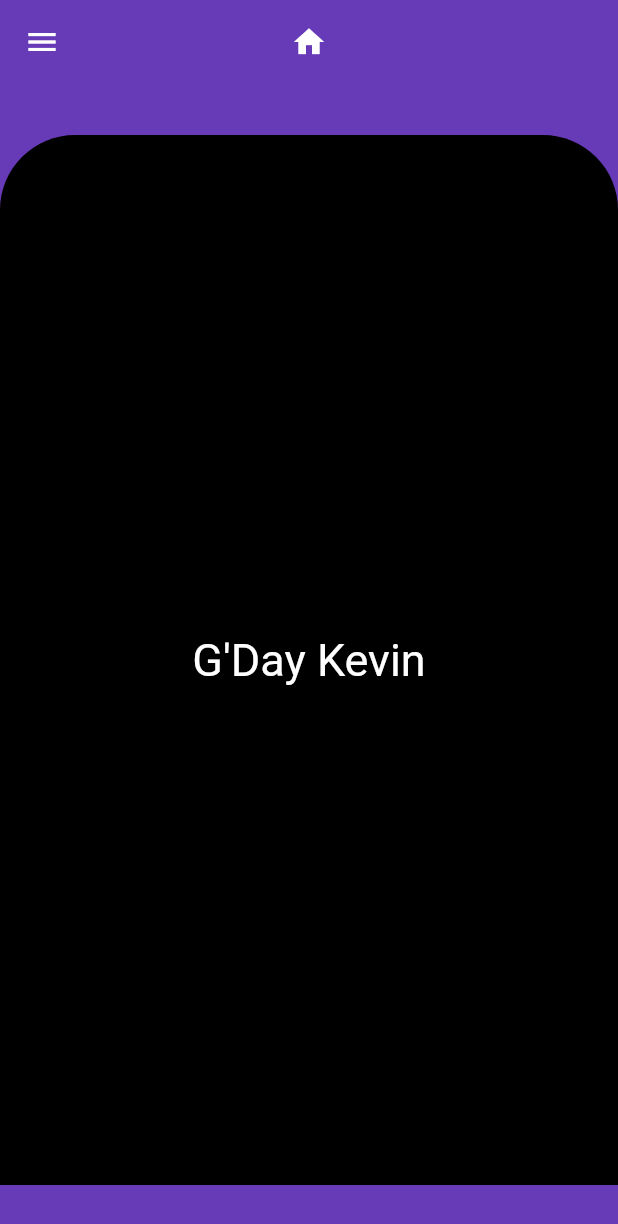
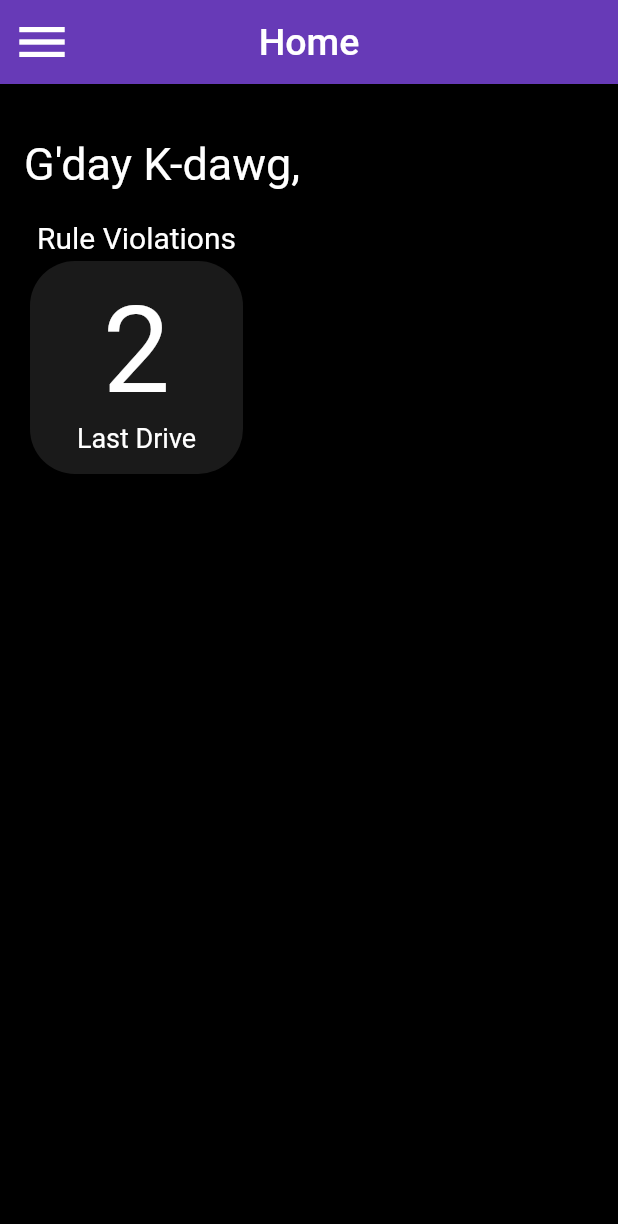
Before and after one commit to Kevin-Au-Duong/DACCKSCAM-DECO3801-S2-2022-UQ, a Flutter app: the Home screen opened by its route, on a phone screen of 412 x 824 dp. Shown: the top 1224 px of the screen. Run offline on Flutter 3.47's test engine with Material 2 defaults, Android fonts, the phone set to English and light mode, and no system bars.

Commit message:
Implemented the first card in homepage.

```diff
--- a/lib/Helper/globals.dart
+++ b/lib/Helper/globals.dart
@@ -1,3 +1,17 @@
 library frontend.globals;
 
-String? name = 'Kevin';
+String? name = 'K-dawg';
+
+int numViolations = 2;
+
+var violations = <Map>[violation1, violation2];
+
+Map violation1 = {'Rule Violation': 'Stop Sign',
+  'Description': 'Failure to Stop',
+  'Severity': 'Major',
+  'Consequences': -100};
+
+Map violation2 = {'Rule Violation': 'Speeding',
+  'Description': '90 in 80 Zone (9/s)',
+  'Severity': 'Major',
+  'Consequences': -90};
--- a/lib/Pages/home.dart
+++ b/lib/Pages/home.dart
@@ -1,5 +1,6 @@
 import 'package:flutter/material.dart';
 import 'package:frontend/Helper/globals.dart' as globals;
+final _scaffoldKey = GlobalKey<ScaffoldState>();
 
 
 class Home extends StatelessWidget {
@@ -7,15 +8,21 @@ class Home extends StatelessWidget {
   @override
   Widget build(BuildContext context) {
     return Scaffold(
+      key: _scaffoldKey,
       appBar: AppBar(
         backgroundColor: Colors.deepPurple,
         centerTitle: true,
-        elevation: 0,
-        title: IconButton(
-          icon: const Icon(Icons.home),
-          onPressed: () {
-            //Navigator.pushNamedAndRemoveUntil(context, '/home', (_) => false);
-          },
+        //elevation: 0,
+        leading: IconButton(
+          icon: const Icon(Icons.menu, size: 40), // change this size and style
+          onPressed: () => _scaffoldKey.currentState?.openDrawer(),
+        ),
+        title: const Text(
+          'Home',
+          style: TextStyle(
+            fontSize: 25,
+            color: Colors.white,
+          )
         ),
       ),
       drawer: Drawer(
@@ -49,6 +56,7 @@ class Home extends StatelessWidget {
                     ),
                   ),
                   onTap: () {
+                    Navigator.pop(context);
                     Navigator.pushNamed(context, '/settings');
                   },
                   tileColor: Colors.deepPurpleAccent,
@@ -58,10 +66,9 @@ class Home extends StatelessWidget {
           )
       ),
       // body: const Text("DAACKS"), backgroundColor: Colors.deepPurple,
-      body: const HomeBody(), backgroundColor: Colors.deepPurple,
+      body: const HomeBody(), backgroundColor: Colors.black,
     );
   }
-
 }
 
 class HomeBody extends StatefulWidget {
@@ -72,23 +79,76 @@ class HomeBody extends StatefulWidget {
 
 class _HomeBodyState extends State<HomeBody> {
 
-  static String? name = globals.name;
+  String? name = globals.name;
+  int numViolations = globals.violations.length;
+
   @override
   Widget build(BuildContext context) {
-    return Center(child: Container(
-      alignment: Alignment.center,
-      height: 700,
-      width: 500,
-      decoration: const BoxDecoration(
-          color: Colors.black,
-          borderRadius: BorderRadius.only(
-              topLeft: Radius.circular(50), topRight: Radius.circular(50)
+    return Padding(
+      padding: const EdgeInsets.all(16.0),
+      child: Column(
+        children: [
+          Padding(
+            padding: const EdgeInsets.only(top: 20.0, bottom: 20),
+            child: Row(
+              children: [
+                Text(
+                  "G'day $name,",
+                  style: const TextStyle(fontSize: 30, color: Colors.white),
+                  textAlign: TextAlign.left,
+                ),
+              ],
+            ),
+          ),
+          Row(
+            children: [
+              Column(
+                children: [
+                  const Text(
+                    'Rule Violations',
+                    style: TextStyle(fontSize: 20, color: Colors.white),
+                  ),
+                  SizedBox(
+                    height: 150,
+                    width: 150,
+                    child: Card(
+                      color: Colors.white10,
+                      shape: RoundedRectangleBorder(
+                        borderRadius: BorderRadius.circular(30.0),
+                      ),
+                      child: InkWell(
+                        splashColor: Colors.purple,
+                        borderRadius: BorderRadius.circular(30.0),
+                        onTap:() {
+                          //TODO: Go to rule violations page
+                          print("Tapped rule violations card");
+                        },
+                        child: Padding(
+                          padding: const EdgeInsets.all(8.0),
+                          child: Column(
+                              mainAxisAlignment: MainAxisAlignment.center,
+                              crossAxisAlignment: CrossAxisAlignment.center,
+                              children: [
+                                Text(
+                                  '$numViolations',
+                                  style: const TextStyle(fontSize: 80, color: Colors.white) ,
+                                ),
+                                const Text(
+                                  'Last Drive',
+                                  style: TextStyle(fontSize: 18, color: Colors.white) ,
+                                )
+                              ],
+                          ),
+                        ),
+                      )
+                    ),
+                  )
+                ],
+              )
+            ],
           )
+        ],
       ),
-      child: Text(
-          "G'Day $name",
-          style: const TextStyle(fontSize: 30, color: Colors.white)),
-    ),
     );
   }
 }
--- a/lib/Pages/settings.dart
+++ b/lib/Pages/settings.dart
@@ -11,11 +11,13 @@ class Settings extends StatelessWidget {
         centerTitle: true,
         elevation: 0,
         title: IconButton(
-          icon: const Icon(Icons.home),
+          icon: const Icon(Icons.home, size: 40),
           onPressed: () {
             Navigator.pushNamedAndRemoveUntil(context, '/home', (_) => false);
           },
         ),
+
+
       ),
       // body: const Text("DAACKS"), backgroundColor: Colors.deepPurple,
       body: const SettingsBody(), backgroundColor: Colors.deepPurple,
--- a/lib/Pages/stateful_template.dart
+++ b/lib/Templates/stateless_page_template.dart
@@ -1,7 +1,8 @@
 import 'package:flutter/material.dart';
 
-class Home extends StatelessWidget {
-  const Home({super.key});
+class Page extends StatelessWidget {
+  const Page({super.key});
+
   @override
   Widget build(BuildContext context) {
     return Scaffold(
@@ -9,32 +10,33 @@ class Home extends StatelessWidget {
         backgroundColor: Colors.deepPurple,
         centerTitle: true,
         elevation: 0,
+
         title: IconButton(
-          icon: const Icon(Icons.home),
+          icon: const Icon(Icons.home, size: 40),
           onPressed: () {
-            //Navigator.pushNamedAndRemoveUntil(context, '/home', (_) => false);
+            Navigator.pushNamedAndRemoveUntil(context, '/home', (_) => false);
           },
         ),
+
+        /*
         actions: [
           IconButton(
-            icon: const Icon(Icons.arrow_back),
+            icon: const Icon(Icons.arrow_back, size: 40),
             onPressed: () => Navigator.pop(context, false),
           ),
         ], // actions = right side of app bar, for back button if needed
+        */
+
       ),
       // body: const Text("DAACKS"), backgroundColor: Colors.deepPurple,
-      body: const HomeBody(), backgroundColor: Colors.deepPurple,
+      body: const PageBody(), backgroundColor: Colors.deepPurple,
     );
   }
 }
 
-class HomeBody extends StatefulWidget {
-  const HomeBody({super.key});
-  @override
-  State<HomeBody> createState() => _HomeBodyState();
-}
+class PageBody extends StatelessWidget {
+  const PageBody({super.key});
 
-class _HomeBodyState extends State<HomeBody> {
   @override
   Widget build(BuildContext context) {
     return Center(child: Container(
@@ -48,7 +50,7 @@ class _HomeBodyState extends State<HomeBody> {
           )
       ),
       child: const Text(
-          "Stateful template",
+          "Settings",
           style: TextStyle(fontSize: 30, color: Colors.white)),
     ),
     );
--- a/lib/main.dart
+++ b/lib/main.dart
@@ -6,7 +6,7 @@ import 'package:frontend/Pages/settings.dart';
 
 void main() {
   runApp(MaterialApp(
-    initialRoute: '/login',
+    initialRoute: '/home',
     routes: {
       '/login': (context) => const Login(),
       '/home': (context) => const Home(),
```
Also changed, not shown: lib/Pages/login.dart (+6 -3 lines), lib/Templates/stateful_page_template.dart (renamed from lib/Pages/stateless_template.dart, +17 -11 lines), lib/Pages/Leaderboard.dart (added), lib/Pages/violations.dart (added).
